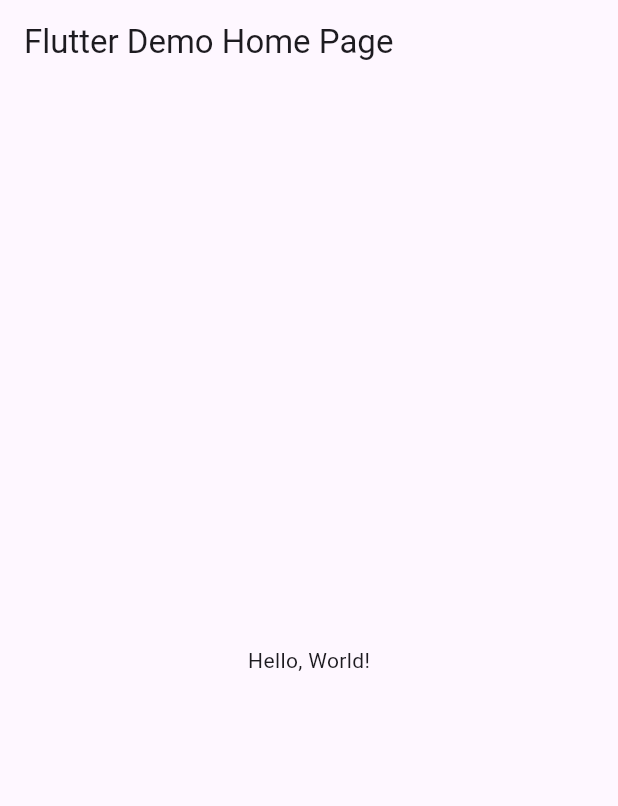
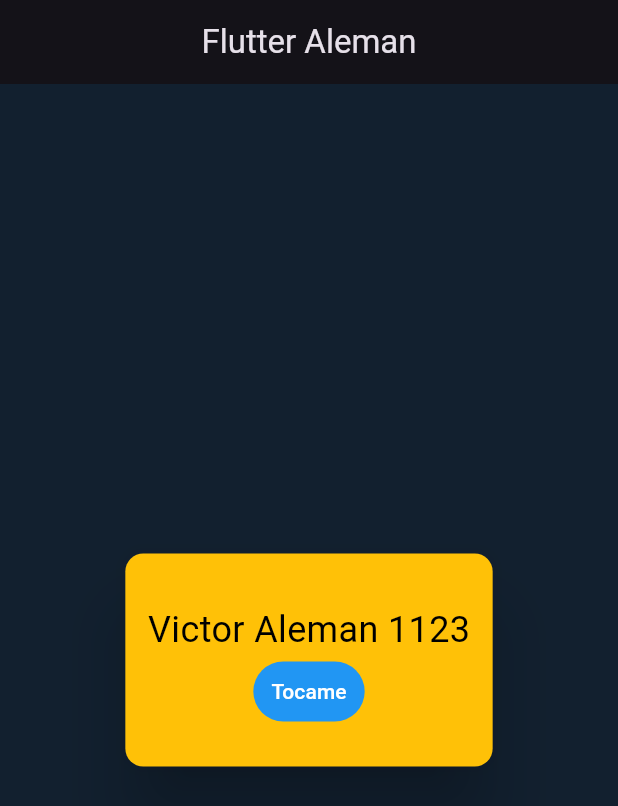
Before and after one commit to VictorAlemanHidalgo/CursoFlutter1123, a Flutter app: the screen it shows after launch, on a phone screen of 412 x 824 dp. Shown: the top 806 px of the screen. Run offline on Flutter 3.47's test engine with Material 3 defaults, Android fonts, the phone set to English and light mode, and no system bars.

Commit message:
Enviando ahora si

```diff
--- a/lib/main.dart
+++ b/lib/main.dart
@@ -1,42 +1,25 @@
 import 'package:flutter/material.dart';
+import 'package:AlemanCurso/mi_widgets/mi_tarjeta.dart';
 
-void main() => runApp(MyApp());
+const Color darkBlue = Color(0xFF12202F);
 
-class MyApp extends StatelessWidget {
-  const MyApp({super.key});
-  // This widget is the root of your application.
+void main() => runApp(const MiTarjeta());
+
+class MiTarjeta extends StatelessWidget {
+  const MiTarjeta({Key? key}) : super(key: key);
+
   @override
   Widget build(BuildContext context) {
     return MaterialApp(
-      // Application name
-      title: 'Flutter Hello World',
-      // Application theme data, you can set the colors for the application as
-      // you want
-      theme: ThemeData(
-        // useMaterial3: false,
-        primarySwatch: Colors.blue,
-      ),
-      // A widget which will be started on application startup
-      home: MyHomePage(title: 'Flutter Demo Home Page'),
-    );
-  }
-}
-
-class MyHomePage extends StatelessWidget {
-  final String title;
-  const MyHomePage({super.key, required this.title});
-
-  @override
-  Widget build(BuildContext context) {
-    return Scaffold(
-      appBar: AppBar(
-        // The title text which will be shown on the action bar
-        title: Text(title),
-      ),
-      body: Center(
-        child: Text(
-          'Hello, World!',
+      theme: ThemeData.dark().copyWith(scaffoldBackgroundColor: darkBlue),
+      debugShowCheckedModeBanner: false,
+      title: 'Flutter Widget Tarjeta Card',
+      home: Scaffold(
+        appBar: AppBar(
+          title: const Text("Flutter Aleman"),
+          centerTitle: true,
         ),
+        body: const LaTarjeta(),
       ),
     );
   }
--- /dev/null
+++ b/lib/mi_widgets/mi_tarjeta.dart
@@ -0,0 +1,39 @@
+import 'package:flutter/material.dart';
+
+class LaTarjeta extends StatelessWidget {
+  const LaTarjeta({Key? key}) : super(key: key);
+
+  @override
+  Widget build(BuildContext context) {
+    return Center(
+      child: SizedBox(
+        height: 150,
+        child: Card(
+          elevation: 20,
+          color: Colors.amber,
+          child: Padding(
+            padding: const EdgeInsets.all(15.0),
+            child: Column(
+              mainAxisAlignment: MainAxisAlignment.center,
+              children: <Widget>[
+                const SizedBox(height: 8),
+                const Text(
+                  "Victor Aleman 1123",
+                  style: TextStyle(color: Colors.black, fontSize: 24),
+                ),
+                TextButton(
+                  onPressed: () {},
+                  child: Text("Tocame"),
+                  style: TextButton.styleFrom(
+                    backgroundColor: Colors.blue, // Color de fondo azul
+                    foregroundColor: Colors.white, // Color del texto blanco
+                  ),
+                )
+              ],
+            ),
+          ),
+        ),
+      ),
+    );
+  }
+}
```
Also changed, not shown: Z_recursos/card.jpg (added), 1 other file.
